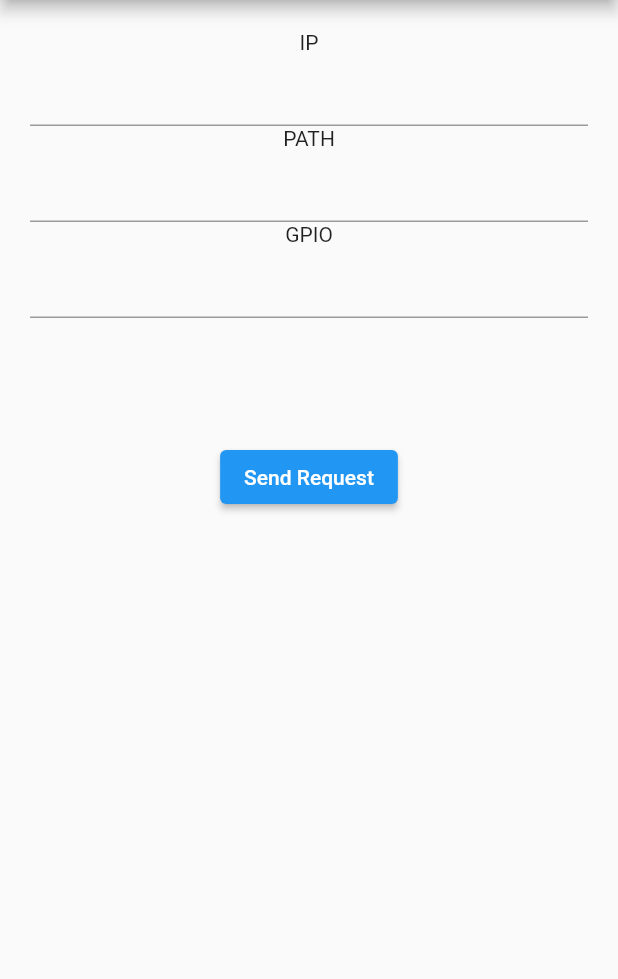
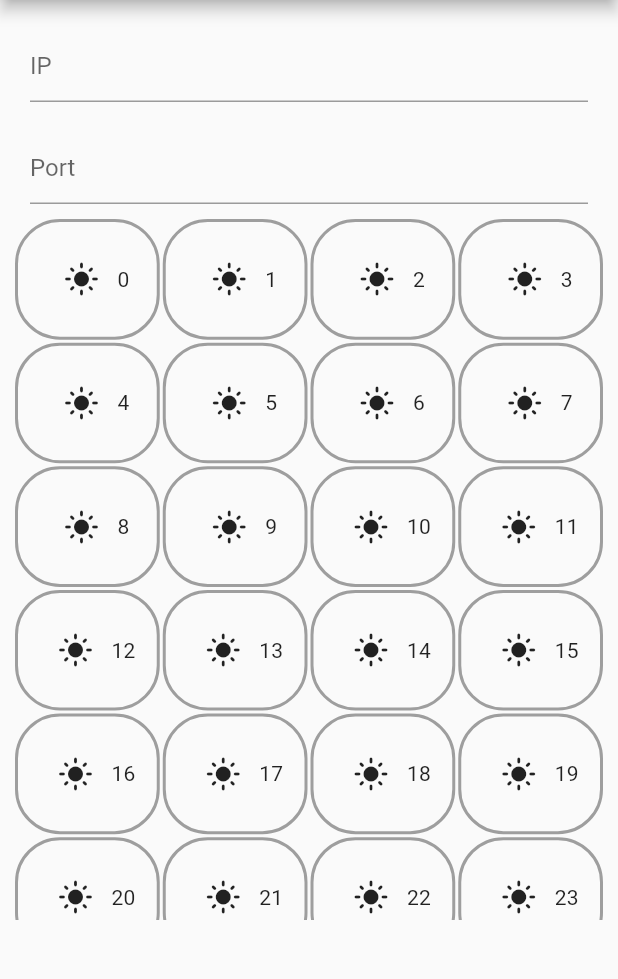
Before and after one commit to rsoaresgouveia/raspberry_harvest, a Flutter app: the screen it shows after launch, on a phone screen of 412 x 824 dp, the part 84-1063 px from its top. Run offline on Flutter 3.47's test engine with Material 2 defaults, Android fonts, the phone set to English and light mode, and no system bars; our stand-ins replace dio.

Commit message:
:sparkles: added UX for multiple connections

```diff
--- a/lib/home.dart
+++ b/lib/home.dart
@@ -13,12 +13,43 @@ class Home extends StatefulWidget {
 class _HomeState extends State<Home> {
   TextEditingController ipController = new TextEditingController(),
       pathController = new TextEditingController(),
-      gpioController = new TextEditingController();
+      gpioController = new TextEditingController(),
+      portController = new TextEditingController();
   Request request = Request();
-  String rString = '', result = '';
+  bool hasErr = false;
+  String rString = '';
   String errString = '';
   final dio = Dio();
-
+  List<String> itemBuilder = [
+    "0",
+    "1",
+    "2",
+    "3",
+    "4",
+    "5",
+    "6",
+    "7",
+    "8",
+    "9",
+    "10",
+    "11",
+    "12",
+    "13",
+    "14",
+    "15",
+    "16",
+    "17",
+    "18",
+    "19",
+    "20",
+    "21",
+    "22",
+    "23",
+    "24",
+    "25",
+    "26",
+    "27"
+  ];
   @override
   void initState() {
     // TODO: implement initState
@@ -28,41 +59,53 @@ class _HomeState extends State<Home> {
   @override
   Widget build(BuildContext context) {
     return Scaffold(
-      resizeToAvoidBottomInset: true,
+      resizeToAvoidBottomInset: false,
       appBar: AppBar(
         title: Text("Raspberry Harvest"),
       ),
-      body: Container(
-        padding: EdgeInsets.all(20),
-        child: Flex(
-          direction: Axis.vertical,
-          children: [
-            Expanded(
+      body: Padding(
+        padding: EdgeInsets.all(10),
         child: Column(
           children: [
-                  Text("IP"),
-                  TextField(
+            Flexible(
+              flex: 1,
+              child: Container(
+                padding: EdgeInsets.all(10),
+                child: TextField(
+                  decoration: InputDecoration(hintText: "IP"),
                   controller: ipController,
                 ),
-                  Container(
-                    child: Text("PATH"),
               ),
-                  TextField(
-                    controller: pathController,
             ),
-                  Container(
-                    child: Text("GPIO"),
+            Flexible(
+              flex: 1,
+              child: Container(
+                padding: EdgeInsets.all(10),
+                child: TextField(
+                  decoration: InputDecoration(hintText: "Port"),
+                  controller: portController,
                 ),
-                  TextField(
-                    controller: gpioController,
-                    keyboardType: TextInputType.number,
               ),
-                  Container(
-                    margin: EdgeInsets.only(top: 50),
             ),
-                  Text(rString.toString()),
-                  Text(errString.toString()),
-                  ElevatedButton(
+            Flexible(
+              flex: 5,
+              child: GridView.builder(
+                gridDelegate: SliverGridDelegateWithMaxCrossAxisExtent(
+                    maxCrossAxisExtent: 100,
+                    childAspectRatio: 3 / 2.5,
+                    crossAxisSpacing: 2,
+                    mainAxisSpacing: 2),
+                itemCount: itemBuilder.length,
+                itemBuilder: (context, index) {
+                  return Container(
+                    decoration: BoxDecoration(
+                        borderRadius: BorderRadius.circular(30),
+                        border: Border.all(width: 2, color: Colors.grey)),
+                    child: Row(
+                      mainAxisAlignment: MainAxisAlignment.center,
+                      children: [
+                        IconButton(
+                          icon: Icon(Icons.light_mode),
                           onPressed: () async {
                             try {
                               await dio.post<String>(
@@ -70,25 +113,44 @@ class _HomeState extends State<Home> {
                                       ipController.text +
                                       ":7777" +
                                       "/" +
-                                pathController.text,
+                                      "toogle",
                                   queryParameters: {
-                              "gpio": gpioController.text
+                                    "gpio": itemBuilder[index],
                                   }).then((r) {
                                 setState(() {
                                   print(r.data);
-                            rString = r.statusCode.toString();
+                                  rString = r.statusCode.toString() +
+                                      " - GPIO toogled";
+                                  hasErr = false;
                                 });
                               });
                             } catch (e) {
                               setState(() {
-                          errString = e.toString();
+                                errString = itemBuilder[index] +
+                                    " - Error on comunication to the server";
+                                hasErr = true;
                               });
                               print(e);
                             }
                           },
-                    child: Text("Send Request"),
                         ),
+                        Text(itemBuilder[index])
                       ],
+                    ),
+                  );
+                },
+              ),
+            ),
+            Flexible(
+              flex: 1,
+              child: SingleChildScrollView(
+                child: Container(
+                  padding: EdgeInsets.only(top: 5),
+                  child: Text(
+                    hasErr ? errString : rString,
+                    style: TextStyle(color: hasErr ? Colors.red : Colors.black),
+                  ),
+                ),
               ),
             ),
           ],
@@ -97,6 +159,3 @@ class _HomeState extends State<Home> {
     );
   }
 }
-
-///final fullPath = "http://"+ipController.text + "/" + pathController.text;
-//                       final queries = {"gpio":gpioController.text};
```
Also changed, not shown: pubspec.lock, 2 other files. Lines whose indentation alone changed are shown as unchanged.
